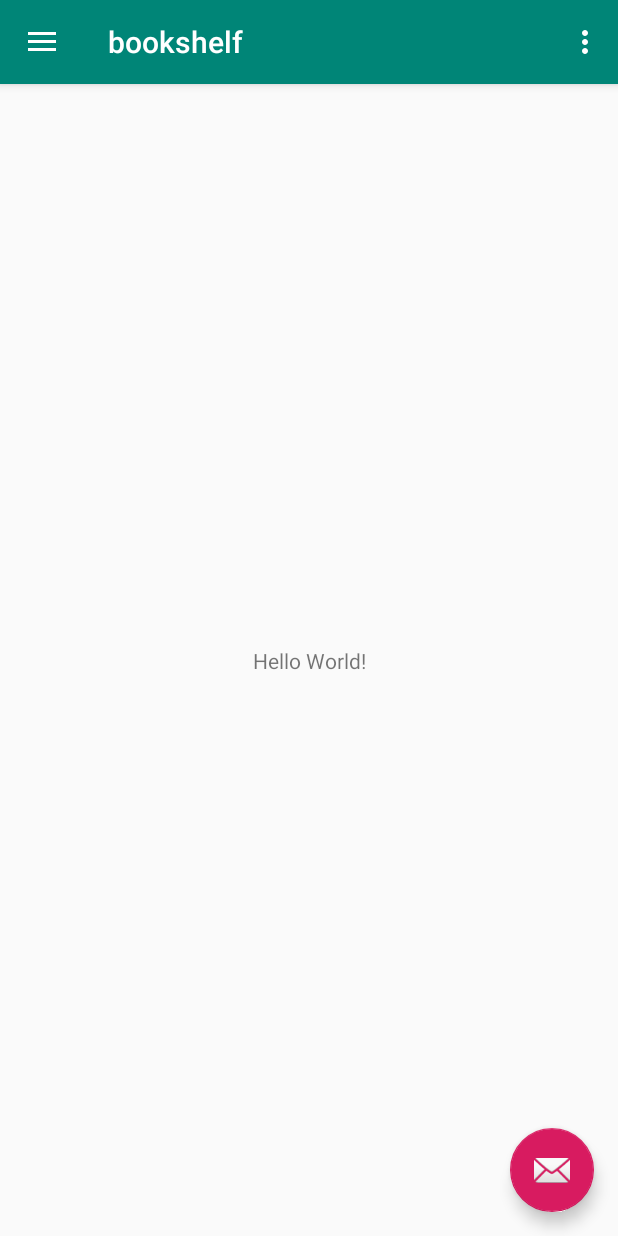
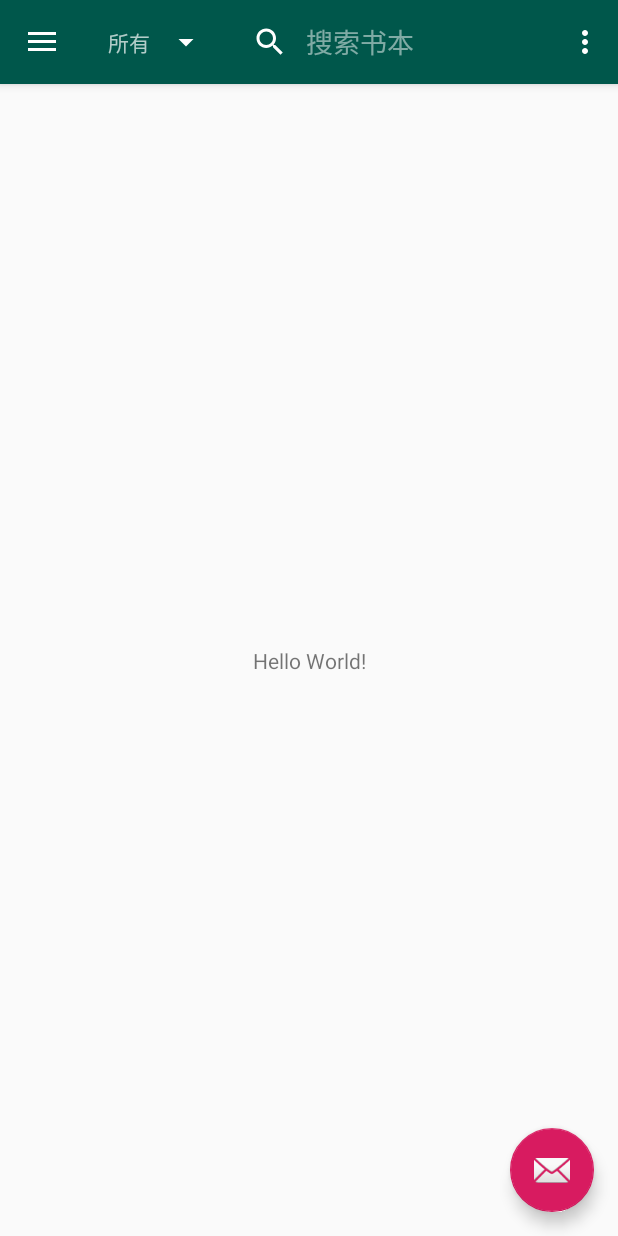
Before and after one commit to harbour-hao/mybookshelf, an Android app: the screen it shows after launch (MainActivity), on a phone screen of 412 x 824 dp. Run offline under Robolectric (Android 15) with nearby library versions, the phone set to English and light mode, and no system bars.

Commit message:
toolbar布局

```diff
--- a/app/src/main/java/student/jndx/com/bookshelf/MainActivity.java
+++ b/app/src/main/java/student/jndx/com/bookshelf/MainActivity.java
@@ -1,8 +1,11 @@
 package student.jndx.com.bookshelf;
 
+import android.graphics.Color;
 import android.os.Bundle;
 import android.support.design.widget.FloatingActionButton;
 import android.support.design.widget.Snackbar;
+import android.support.v7.widget.SearchView;
+import android.util.Log;
 import android.view.View;
 import android.support.design.widget.NavigationView;
 import android.support.v4.view.GravityCompat;
@@ -12,9 +15,14 @@ import android.support.v7.app.AppCompatActivity;
 import android.support.v7.widget.Toolbar;
 import android.view.Menu;
 import android.view.MenuItem;
+import android.widget.AutoCompleteTextView;
+
+import java.lang.reflect.Field;
 
 public class MainActivity extends AppCompatActivity
         implements NavigationView.OnNavigationItemSelectedListener {
+    private SearchView mSearchView;
+    private AutoCompleteTextView mAutoCompleteTextView;//搜索输入框
 
     @Override
     protected void onCreate(Bundle savedInstanceState) {
@@ -40,6 +48,10 @@ public class MainActivity extends AppCompatActivity
 
         NavigationView navigationView = (NavigationView) findViewById(R.id.nav_view);
         navigationView.setNavigationItemSelectedListener(this);
+
+        initView();
+        initData();
+        setListener();
     }
 
     @Override
@@ -98,4 +110,66 @@ public class MainActivity extends AppCompatActivity
         drawer.closeDrawer(GravityCompat.START);
         return true;
     }
+
+    private void initView(){
+
+        mSearchView=findViewById(R.id.searchView);
+        mAutoCompleteTextView=mSearchView.findViewById(R.id.search_src_text);
+    }
+
+    private void initData(){
+        mSearchView.setIconifiedByDefault(false);//设置搜索图标是否显示在搜索框内
+        //1:回车
+        //2:前往
+        //3:搜索
+        //4:发送
+        //5:下一項
+        //6:完成
+        mSearchView.setImeOptions(2);//设置输入法搜索选项字段，默认是搜索，可以是：下一页、发送、完成等
+//        mSearchView.setInputType(1);//设置输入类型
+//        mSearchView.setMaxWidth(200);//设置最大宽度
+        mSearchView.setQueryHint("搜索书本");//设置查询提示字符串
+//        mSearchView.setSubmitButtonEnabled(true);//设置是否显示搜索框展开时的提交按钮
+        //设置SearchView下划线透明
+        setUnderLinetransparent(mSearchView);
+    }
+
+    private void setListener(){
+
+        // 设置搜索文本监听
+        mSearchView.setOnQueryTextListener(new SearchView.OnQueryTextListener() {
+            //当点击搜索按钮时触发该方法
+            @Override
+            public boolean onQueryTextSubmit(String query) {
+                Log.d("Main","=====query="+query);
+                return false;
+            }
+
+            //当搜索内容改变时触发该方法
+            @Override
+            public boolean onQueryTextChange(String newText) {
+                Log.d("Main","=====newText="+newText);
+                return false;
+            }
+        });
+    }
+
+    /**设置SearchView下划线透明**/
+    private void setUnderLinetransparent(SearchView searchView){
+        try {
+            Class<?> argClass = searchView.getClass();
+            // mSearchPlate是SearchView父布局的名字
+            Field ownField = argClass.getDeclaredField("mSearchPlate");
+            ownField.setAccessible(true);
+            View mView = (View) ownField.get(searchView);
+            mView.setBackgroundColor(Color.TRANSPARENT);
+        } catch (NoSuchFieldException e) {
+            e.printStackTrace();
+        } catch (IllegalAccessException e) {
+            e.printStackTrace();
+        }
+    }
+
+
+
 }
--- a/app/src/main/res/layout/app_bar_main.xml
+++ b/app/src/main/res/layout/app_bar_main.xml
@@ -11,12 +11,7 @@
         android:layout_height="wrap_content"
         android:theme="@style/AppTheme.AppBarOverlay">
 
-        <android.support.v7.widget.Toolbar
-            android:id="@+id/toolbar"
-            android:layout_width="match_parent"
-            android:layout_height="?attr/actionBarSize"
-            android:background="?attr/colorPrimary"
-            app:popupTheme="@style/AppTheme.PopupOverlay" />
+        <include layout="@layout/toolbar"/>
 
     </android.support.design.widget.AppBarLayout>
 
--- /dev/null
+++ b/app/src/main/res/layout/toolbar.xml
@@ -0,0 +1,29 @@
+<?xml version="1.0" encoding="utf-8"?>
+<android.support.v7.widget.Toolbar
+    xmlns:android="http://schemas.android.com/apk/res/android"
+    xmlns:app="http://schemas.android.com/apk/res-auto"
+    android:id="@+id/toolbar"
+    android:layout_height="wrap_content"
+    android:layout_width="match_parent"
+    android:fitsSystemWindows="true"
+    android:minHeight="?attr/actionBarSize"
+    android:theme="@style/ThemeOverlay.AppCompat.Dark.ActionBar"
+    app:popupTheme="@style/AppTheme.PopupOverlay"
+    android:background="?attr/colorPrimaryDark">
+
+
+    <TextView
+        android:layout_width="wrap_content"
+        android:layout_height="wrap_content"
+        android:text="@string/choose_bookshelf" />
+    <Spinner
+        android:id="@+id/toolbar_spinner"
+        android:layout_width="wrap_content"
+        android:layout_height="wrap_content" />
+    <android.support.v7.widget.SearchView
+        android:id="@+id/searchView"
+        android:layout_width="match_parent"
+        android:layout_height="match_parent"
+        app:layout_behavior="android.support.v7.widget.SearchBehavior" />
+
+</android.support.v7.widget.Toolbar>
--- a/app/src/main/res/values/strings.xml
+++ b/app/src/main/res/values/strings.xml
@@ -6,4 +6,5 @@
     <string name="nav_header_subtitle">android.studio@android.com</string>
     <string name="nav_header_desc">Navigation header</string>
     <string name="action_settings">Settings</string>
+    <string name="choose_bookshelf">所有</string>
 </resources>
--- a/app/src/main/res/values/styles.xml
+++ b/app/src/main/res/values/styles.xml
@@ -1,7 +1,7 @@
 <resources>
 
     <!-- Base application theme. -->
-    <style name="AppTheme" parent="Theme.AppCompat.Light.DarkActionBar">
+    <style name="AppTheme" parent="Theme.AppCompat.Light.NoActionBar">
         <!-- Customize your theme here. -->
         <item name="colorPrimary">@color/colorPrimary</item>
         <item name="colorPrimaryDark">@color/colorPrimaryDark</item>
```
